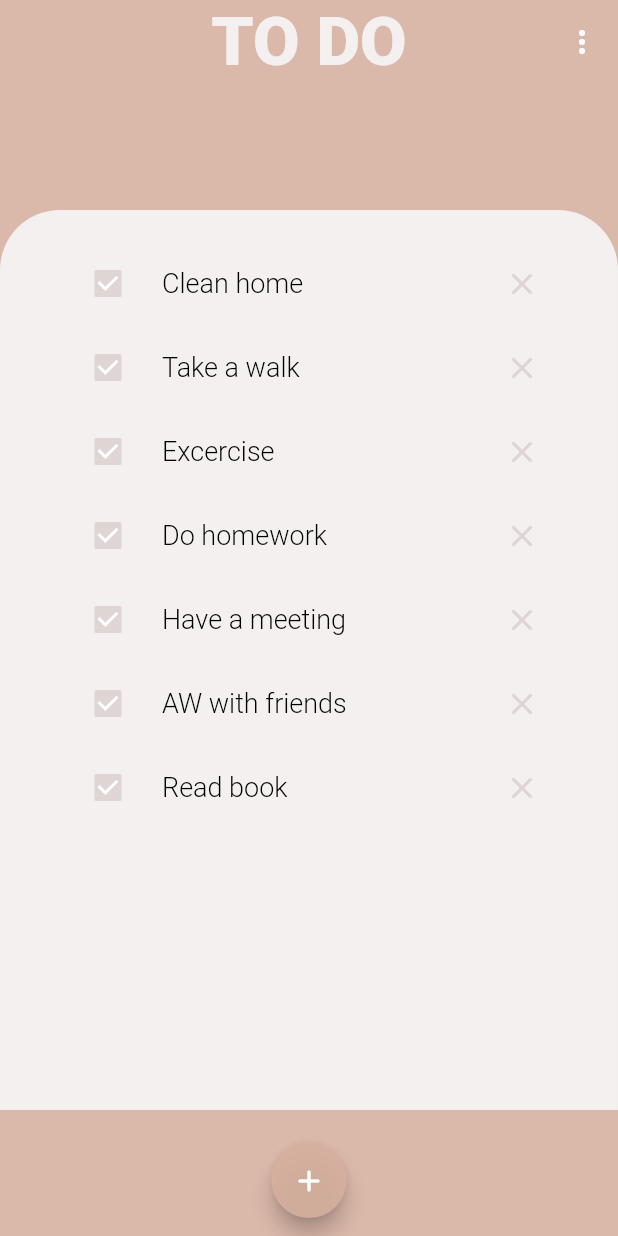
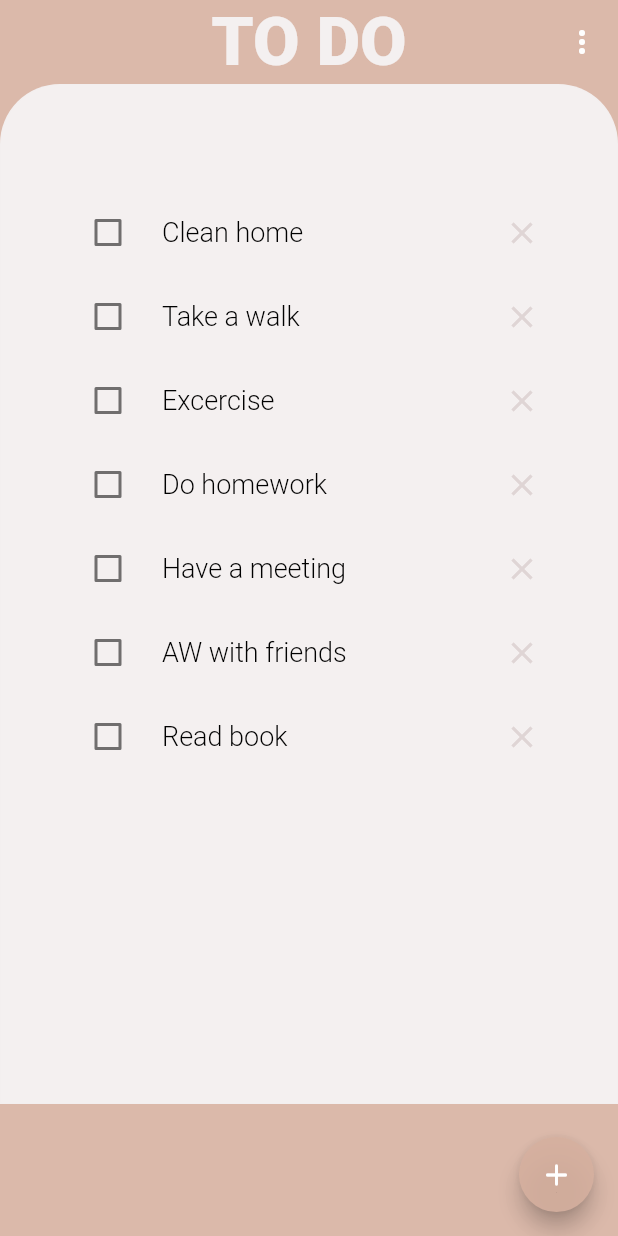
Before and after one commit to gu-tig169/gustegag, a Flutter app: the screen it shows after launch, on a phone screen of 412 x 824 dp. Run offline on Flutter 3.47's test engine with Material 2 defaults, Android fonts, the phone set to English and light mode, and no system bars.

Commit message:
changes steg 1

```diff
--- a/lib/main.dart
+++ b/lib/main.dart
@@ -25,19 +25,42 @@ class MainView extends StatelessWidget {
     'AW with friends',
     'Read book',
   ];
-  final bool _checked = true;
+  final bool _checked = false;
+
   @override
   Widget build(BuildContext context) {
     return Scaffold(
-      backgroundColor: Color.fromARGB(225,214,176,159),
+      backgroundColor: Color.fromARGB(225, 214, 176, 159),
       appBar: AppBar(
           shadowColor: Colors.transparent,
-        title: Text('TO DO', style: TextStyle(color: Color.fromARGB(255, 244,240,240), fontSize: 45 , fontWeight: FontWeight.w900)),
+          title: Text('TO DO',
+              style: TextStyle(
+                  color: Color.fromARGB(255, 244, 240, 240),
+                  fontSize: 45,
+                  fontWeight: FontWeight.w900)),
           centerTitle: true,
           backgroundColor: Colors.transparent,
-        actions: <Widget> [
-          PopupMenuButton<int>(
-            color: Color.fromARGB(225,214,176,159),
+          actions: <Widget>[
+            _popupWindow(),
+          ]),
+      floatingActionButton: Container(
+          height: 50,
+          width: 50,
+          child: FloatingActionButton(
+            onPressed: () {
+              Navigator.push(
+                  context, MaterialPageRoute(builder: (context) => AddView()));
+            },
+            child: Icon(Icons.add_rounded),
+            backgroundColor: Color.fromARGB(225, 214, 176, 159),
+          )),
+      body: _listView(),
+    );
+  }
+
+  Widget _popupWindow() {
+    return PopupMenuButton<int>(
+      color: Color.fromARGB(225, 214, 176, 159),
       itemBuilder: (context) => <PopupMenuEntry<int>>[
         PopupMenuItem(
           value: 1,
@@ -62,35 +85,21 @@ class MainView extends StatelessWidget {
         ),
       ],
       icon: Icon(Icons.more_vert_rounded, color: Colors.white),
-          )
-        ],
-      ),
-      floatingActionButton: Container(
-        height: 50,
-        width: 50,
-        child: FloatingActionButton(
-        onPressed: () {
-          Navigator.push(
-            context,
-            MaterialPageRoute(builder: (context) => AddView()));
-            },
-        child:
-        Icon(Icons.add_rounded),
-        backgroundColor: Color.fromARGB(225,214,176,159),
-      )),
-      floatingActionButtonLocation: FloatingActionButtonLocation.miniCenterFloat,
-      body: Center(
-      child: Container(
-        height:600,
+    );
+  }
+
+  Widget _listView() {
+    return Container(
+        height: 680,
         decoration: BoxDecoration(
-          color: Color.fromARGB(255, 244,240,240),
-          border: Border.all(color: Color.fromARGB(10, 225,220,220)),
+          color: Color.fromARGB(255, 244, 240, 240),
+          border: Border.all(color: Color.fromARGB(10, 225, 220, 220)),
           borderRadius: new BorderRadius.only(
-                    topLeft:  const  Radius.circular(40.0),
-                    topRight: const  Radius.circular(40.0)),
+              topLeft: const Radius.circular(40.0),
+              topRight: const Radius.circular(40.0)),
         ),
         child: Container(
-         padding: EdgeInsets.only(left: 35, top: 20, right: 35 ),
+            padding: EdgeInsets.only(left: 35, top: 70, right: 35),
             child: ListView.builder(
                 itemCount: task.length,
                 itemBuilder: (context, index) {
@@ -100,25 +109,31 @@ class MainView extends StatelessWidget {
                     onChanged: (bool value) {},
                     title: Text(
                       '${task[index]}',
-                style: TextStyle(fontSize: 18, color: Colors.black, fontWeight: FontWeight.w300),
+                      style: TextStyle(
+                          fontSize: 18,
+                          color: Colors.black,
+                          fontWeight: FontWeight.w300),
                     ),
                     controlAffinity: ListTileControlAffinity.leading,
-              secondary: Icon(Icons.clear_sharp, color: Color.fromARGB(225, 220,209,209)),
-              activeColor: Color.fromARGB(225, 220,209,209),
+                    secondary: Icon(Icons.clear_sharp,
+                        color: Color.fromARGB(225, 220, 209, 209)),
+                    activeColor: Color.fromARGB(225, 220, 209, 209),
                   );
-          })
-        ))));
+                })));
   }
-
 }
 
 class AddView extends StatelessWidget {
   Widget build(BuildContext context) {
     return Scaffold(
-      backgroundColor: Color.fromARGB(225,214,176,159),
+      backgroundColor: Color.fromARGB(225, 214, 176, 159),
       appBar: AppBar(
         shadowColor: Colors.transparent,
-        title: Text('ADD NEW TASKS', style: TextStyle(color: Color.fromARGB(255, 244,240,240), fontSize: 30 , fontWeight: FontWeight.w900)),
+        title: Text('ADD NEW TASKS',
+            style: TextStyle(
+                color: Color.fromARGB(255, 244, 240, 240),
+                fontSize: 30,
+                fontWeight: FontWeight.w900)),
         centerTitle: true,
         backgroundColor: Colors.transparent,
       ),
@@ -127,22 +142,23 @@ class AddView extends StatelessWidget {
           mainAxisAlignment: MainAxisAlignment.center,
           children: [
             Container(height: 10),
-            Text('What do you want to add?', style: TextStyle(color: Colors.white)),
+            Text('What do you want to add?',
+                style: TextStyle(color: Colors.white)),
             Container(height: 10),
             Container(
-              color: Color.fromARGB(255, 244,240,240),
+              color: Color.fromARGB(255, 244, 240, 240),
               margin: EdgeInsets.only(left: 8.0, right: 8.0),
               child: TextField(
                 decoration: InputDecoration(
                   hoverColor: Color.fromRGBO(226, 226, 226, 100),
                   border: OutlineInputBorder(),
-                  labelText:'e.g. Work Out', labelStyle: TextStyle(color: Colors.black87, fontWeight: FontWeight.w300),
-
-                ),
-
+                  labelText: 'e.g. Work Out',
+                  labelStyle: TextStyle(
+                      color: Colors.black87, fontWeight: FontWeight.w300),
                 ),
               ),
-            Container( height: 30),
+            ),
+            Container(height: 30),
             IconButton(
               icon: Icon(Icons.add_rounded),
               color: Colors.white,
```
Lines whose indentation alone changed are shown as unchanged.
